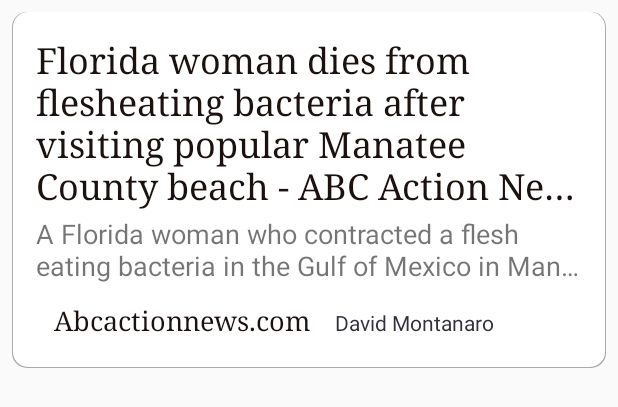
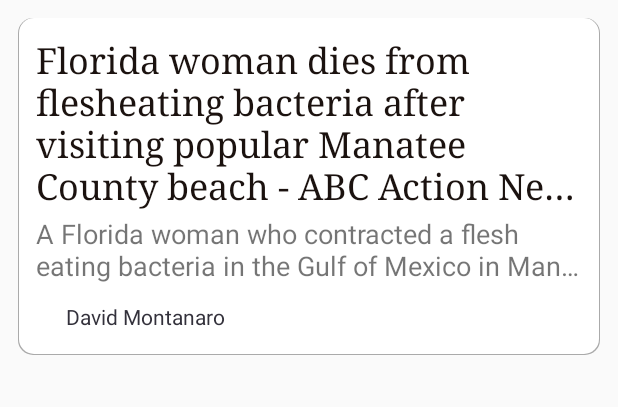
Before and after one commit to MostafaSolimanMO/News-App, an Android app: the layout news_list_item.xml on its own in the app's theme, with its tools: preview values and no code run, on a phone screen of 412 x 824 dp. Shown: the top 407 px of the screen. Run offline under Robolectric (Android 15) with nearby library versions, the phone set to English and light mode, and no system bars.

```diff
--- a/app/src/main/AndroidManifest.xml
+++ b/app/src/main/AndroidManifest.xml
@@ -1,6 +1,9 @@
 <?xml version="1.0" encoding="utf-8"?>
 <manifest xmlns:android="http://schemas.android.com/apk/res/android"
     package="com.example.daii.udacitynewsapp">
+
+    <uses-permission android:name="android.permission.ACCESS_NETWORK_STATE"></uses-permission>
+    <uses-permission android:name="android.permission.INTERNET"></uses-permission>
 
     <application
         android:allowBackup="true"
--- a/app/src/main/res/layout/news_list_item.xml
+++ b/app/src/main/res/layout/news_list_item.xml
@@ -3,10 +3,10 @@
     xmlns:tools="http://schemas.android.com/tools"
     android:layout_width="match_parent"
     android:layout_height="wrap_content"
-    android:layout_margin="8dp"
+    android:layout_margin="12dp"
     android:background="@drawable/background"
     android:orientation="vertical"
-    android:padding="16dp">
+    android:padding="12dp">
 
     <TextView
         android:id="@+id/title"
@@ -31,21 +31,12 @@
         tools:text="A Florida woman who contracted a flesh eating bacteria in the Gulf of Mexico in Manatee County died just a week and a half after her injury." />
 
     <LinearLayout
+        android:id="@+id/author_linear"
         android:layout_width="match_parent"
         android:layout_height="match_parent"
         android:layout_marginTop="8dp"
         android:orientation="horizontal"
         android:padding="4dp">
-
-        <TextView
-            android:id="@+id/source"
-            android:layout_width="wrap_content"
-            android:layout_height="wrap_content"
-            android:layout_marginLeft="8dp"
-            android:fontFamily="serif"
-            android:textColor="@color/Black"
-            android:textSize="18dp"
-            tools:text="Abcactionnews.com" />
 
         <TextView
             android:id="@+id/author"
--- a/app/src/main/res/values/styles.xml
+++ b/app/src/main/res/values/styles.xml
@@ -4,7 +4,7 @@
     <style name="AppTheme" parent="Theme.AppCompat.Light.DarkActionBar">
         <!-- Customize your theme here. -->
         <item name="colorPrimary">@color/Red</item>
-        <item name="colorPrimaryDark">@color/Red</item>
+        <item name="colorPrimaryDark">@color/Black</item>
         <item name="colorAccent">@color/Yellow</item>
     </style>
 
```
Also changed, not shown: app/src/main/java/com/example/daii/udacitynewsapp/MainActivity.java (+83 -3 lines), app/src/main/java/com/example/daii/udacitynewsapp/News.java (+6 -8 lines), app/src/main/java/com/example/daii/udacitynewsapp/NewsAdapter.java (+6 -5 lines), app/src/main/java/com/example/daii/udacitynewsapp/NewsLoader.java (added, +29 -0 lines), app/src/main/java/com/example/daii/udacitynewsapp/QueryUtils.java (+27 -3 lines), app/src/main/res/layout/activity_main.xml (+13 -5 lines).
